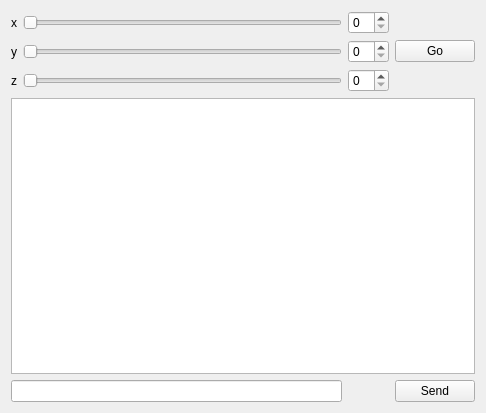
Qt form mainwindow.ui (zed0/DantecGUI) before a commit.
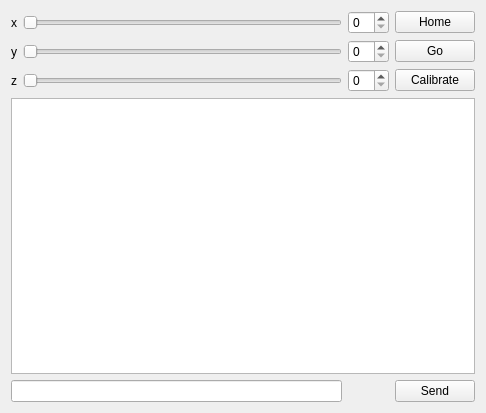
The same form after that commit.

Commit message: Added Home and Calibrate buttons.

What changed in the file:
```diff
--- a/mainwindow.ui
+++ b/mainwindow.ui
@@ -89,6 +89,20 @@
       </property>
      </widget>
     </item>
+    <item row="6" column="3">
+     <widget class="QPushButton" name="pushButton_3">
+      <property name="text">
+       <string>Calibrate</string>
+      </property>
+     </widget>
+    </item>
+    <item row="2" column="3">
+     <widget class="QPushButton" name="pushButton_4">
+      <property name="text">
+       <string>Home</string>
+      </property>
+     </widget>
+    </item>
    </layout>
   </widget>
  </widget>
```
Left out of the diff: 54 changed lines with no effect on the pictures. The commit also changes 2 other files.
